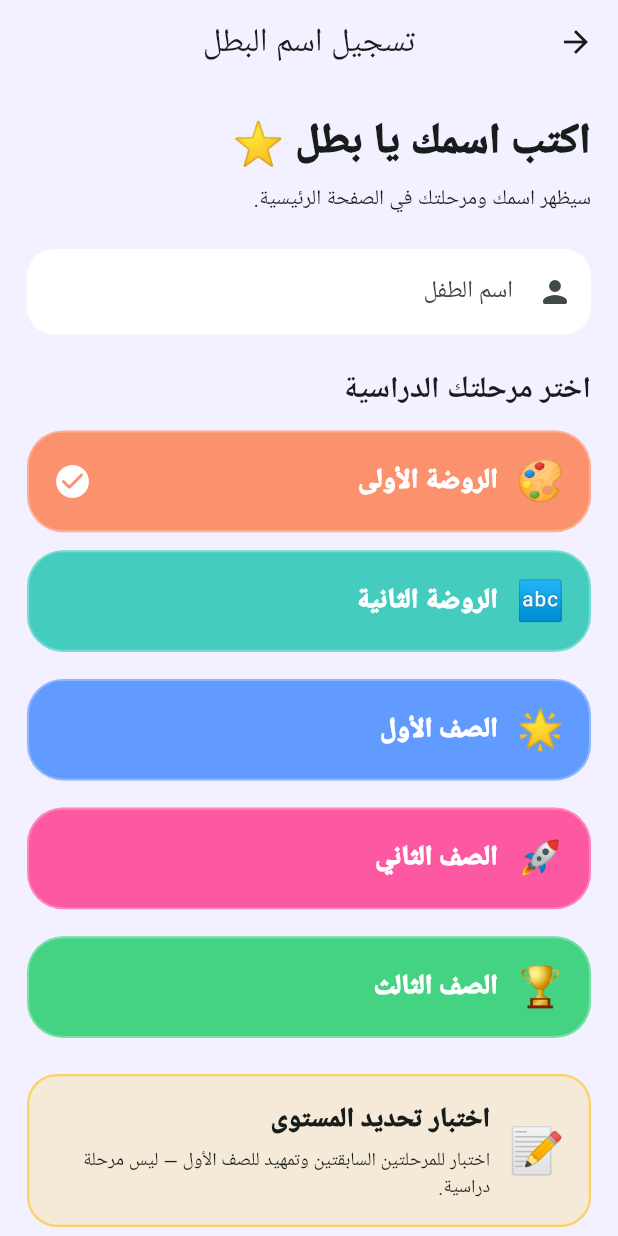
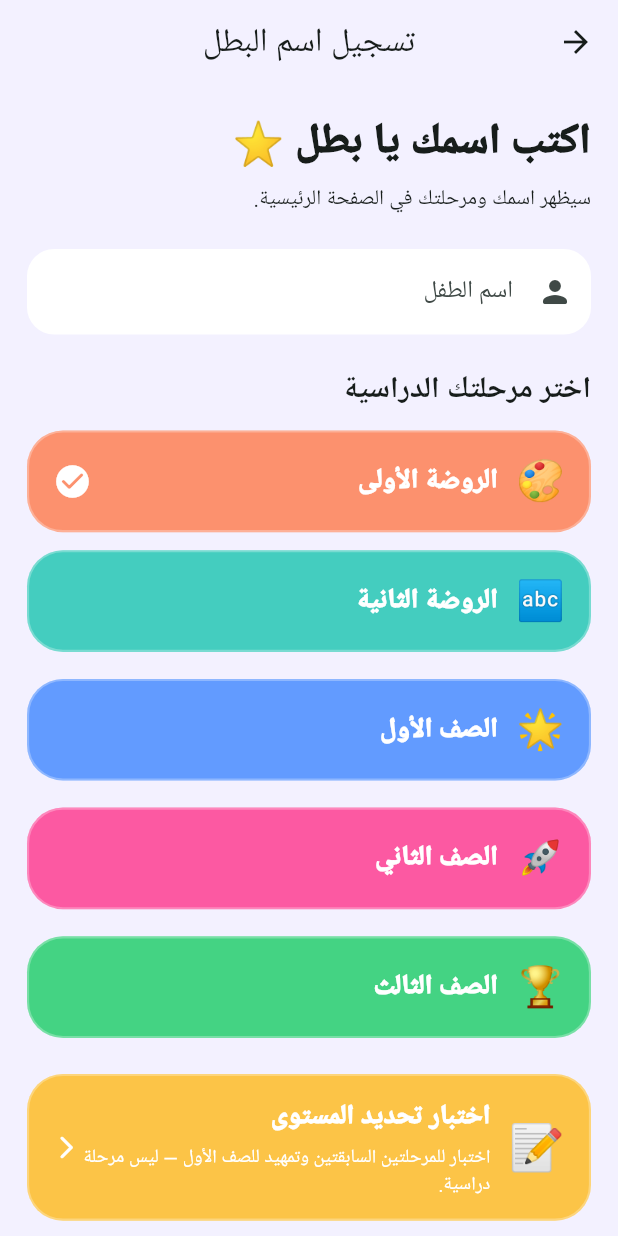
Before and after one commit to ali12hhh-oss/Moallemy_one, a Flutter app: the ChildRegistrationScreen screen opened directly, on a phone screen of 412 x 824 dp. Run offline on Flutter 3.47's test engine with Material 3 defaults, Android fonts, the phone set to English and light mode, and no system bars; our stand-ins replace audioplayers, flutter_svg, flutter_tts, image_picker, shared_preferences; missing offline and left inert: google_mlkit_digital_ink_recognition; accounts and stored records are empty; project files that could hold a hidden picture were left out.

Commit message:
Move placement test access to child registration

```diff
--- a/lib/features/registration/child_registration_screen.dart
+++ b/lib/features/registration/child_registration_screen.dart
@@ -4,6 +4,7 @@ import '../../core/storage/app_storage.dart';
 import '../../core/theme/stage_colors.dart';
 import '../../models/child.dart';
 import '../../widgets/button_3d.dart';
+import '../exam/prep_exam_screen.dart';
 
 class ChildRegistrationScreen extends StatefulWidget {
   const ChildRegistrationScreen({super.key});
@@ -109,6 +110,13 @@ class _ChildRegistrationScreenState extends State<ChildRegistrationScreen> {
     _ => 9,
   };
 
+  void _openPlacementTest() {
+    Navigator.push(
+      context,
+      MaterialPageRoute(builder: (_) => const PrepExamScreen()),
+    );
+  }
+
   @override
   Widget build(BuildContext context) {
     return Directionality(
@@ -179,13 +187,10 @@ class _ChildRegistrationScreenState extends State<ChildRegistrationScreen> {
               );
             }),
             const SizedBox(height: 6),
-            Container(
-              padding: const EdgeInsets.all(16),
-              decoration: BoxDecoration(
-                color: Colors.amber.withValues(alpha: .16),
-                borderRadius: BorderRadius.circular(20),
-                border: Border.all(color: Colors.amber.withValues(alpha: .55), width: 1.5),
-              ),
+            Button3D(
+              onTap: _openPlacementTest,
+              color: const Color(0xFFFFB300),
+              padding: const EdgeInsets.symmetric(horizontal: 16, vertical: 14),
               child: Row(
                 children: [
                   const Text('📝', style: TextStyle(fontSize: 30)),
@@ -194,12 +199,19 @@ class _ChildRegistrationScreenState extends State<ChildRegistrationScreen> {
                     child: Column(
                       crossAxisAlignment: CrossAxisAlignment.start,
                       children: [
-                        Text('اختبار تحديد المستوى', style: TextStyle(fontSize: 18, fontWeight: FontWeight.w900)),
+                        Text(
+                          'اختبار تحديد المستوى',
+                          style: TextStyle(fontSize: 18, fontWeight: FontWeight.w900, color: Colors.white),
+                        ),
                         SizedBox(height: 4),
-                        Text('اختبار للمرحلتين السابقتين وتمهيد للصف الأول — ليس مرحلة دراسية.', style: TextStyle(fontSize: 12.5)),
+                        Text(
+                          'اختبار للمرحلتين السابقتين وتمهيد للصف الأول — ليس مرحلة دراسية.',
+                          style: TextStyle(fontSize: 12.5, color: Colors.white),
+                        ),
                       ],
                     ),
                   ),
+                  const Icon(Icons.arrow_back_ios_new_rounded, color: Colors.white, size: 18),
                 ],
               ),
             ),
```
